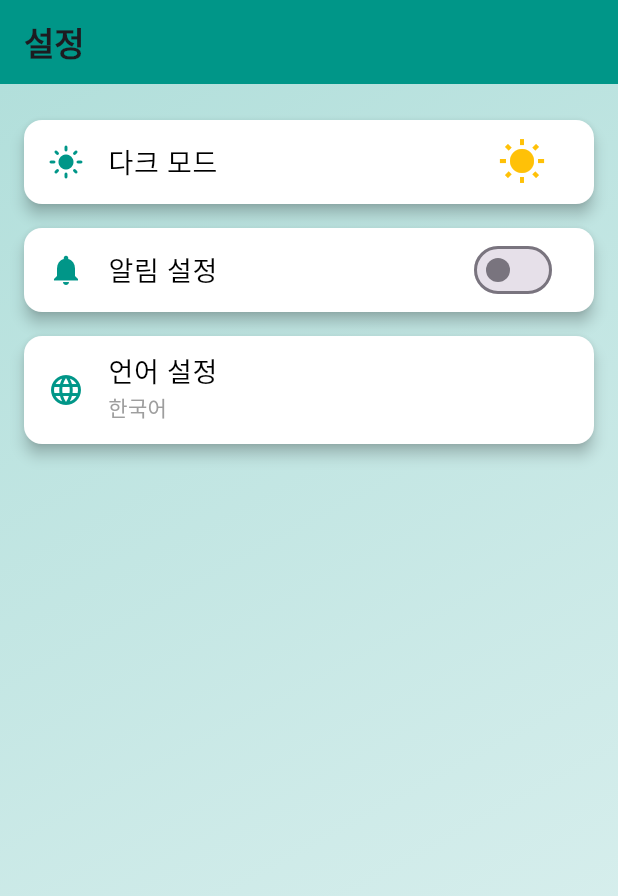
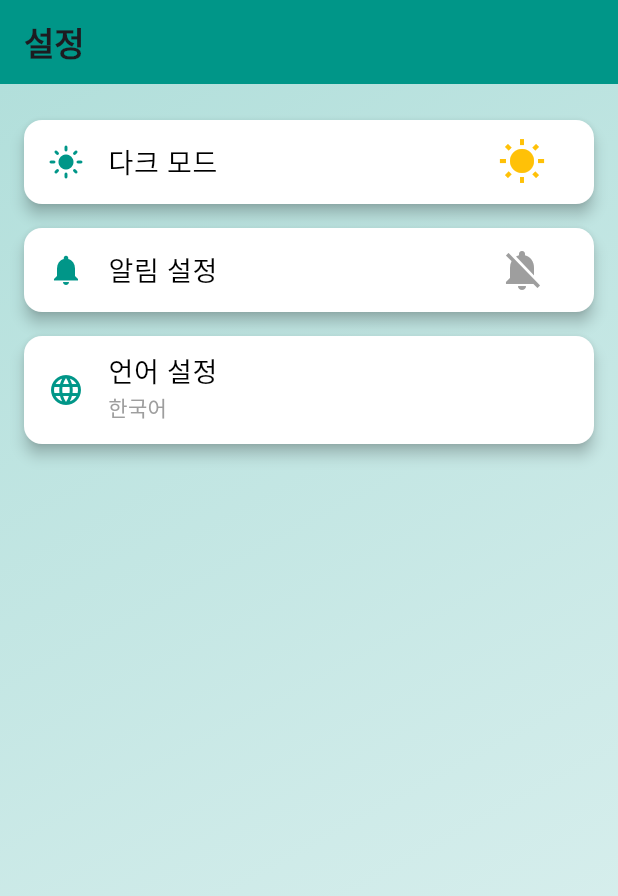
Before and after one commit to OSS0302/mask_store, a Flutter app: the SettingsScreen screen opened by its route, on a phone screen of 412 x 824 dp. Shown: the top 896 px of the screen. Run offline on Flutter 3.47's test engine with Material 3 defaults, Android fonts, the phone set to English and light mode, and no system bars; our stand-ins replace geolocator, get_it, go_router; network calls fail.

Commit message:
알림설정 도 아이콘으로 변경

```diff
--- a/lib/ui/setting/settings_screen.dart
+++ b/lib/ui/setting/settings_screen.dart
@@ -72,22 +72,41 @@ class _SettingsScreenState extends State<SettingsScreen> {
               ),
             ),
 
-            // 알림 설정
-            _buildSettingCard(
-              context,
-              title: '알림 설정',
-              icon: Icons.notifications,
-              isDarkMode: isDarkMode,
-              trailing: Switch(
-                value: maskStoreViewModel.isNotificationsEnabled,
-                activeColor: Colors.teal,
-                onChanged: (value) {
+            // 알림 설정 아이콘
+            Card(
+              color: isDarkMode ? Colors.grey.shade800 : Colors.white,
+              elevation: 4,
+              margin: const EdgeInsets.symmetric(vertical: 8),
+              child: ListTile(
+                leading: Icon(
+                  Icons.notifications,
+                  color: isDarkMode ? Colors.white : Colors.teal,
+                ),
+                title: Text(
+                  '알림 설정',
+                  style: TextStyle(
+                    fontSize: 18,
+                    color: isDarkMode ? Colors.white : Colors.black,
+                  ),
+                ),
+                trailing: IconButton(
+                  icon: Icon(
+                    maskStoreViewModel.isNotificationsEnabled
+                        ? Icons.notifications
+                        : Icons.notifications_off,
+                    color: maskStoreViewModel.isNotificationsEnabled
+                        ? Colors.teal
+                        : Colors.grey,
+                    size: 32,
+                  ),
+                  onPressed: () {
                     maskStoreViewModel.toggleNotifications();
                     final alarmMessage = maskStoreViewModel.isNotificationsEnabled
                         ? '알림이 활성화되었습니다'
                         : '알림이 비활성화되었습니다';
                     _showCustomSnackBar(context, alarmMessage, isDarkMode);
                   },
+                ),
               ),
             ),
 
```
Lines whose indentation alone changed are shown as unchanged.
